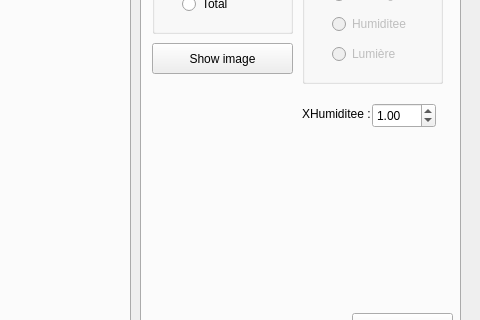
Old version of the form mainwindow.ui in the repository Benji6974/GeoMod; both pictures show x 550 to 1030 and y 263 to 583 of the 1030 by 776 pixel window.
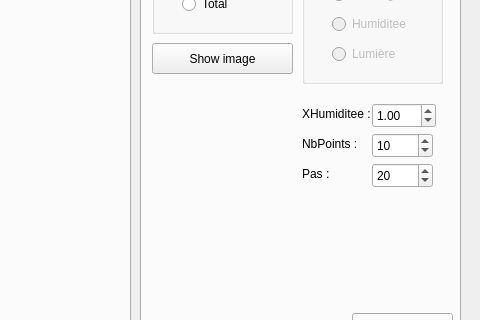
New version of the form. The open tabs and pages were chosen to show the change. Custom widgets are drawn as their Qt base class.

Patch:
```diff
--- a/mainwindow.ui
+++ b/mainwindow.ui
@@ -502,6 +502,58 @@
        <double>1.000000000000000</double>
       </property>
      </widget>
+     <widget class="QLabel" name="label_15">
+      <property name="geometry">
+       <rect>
+        <x>160</x>
+        <y>360</y>
+        <width>71</width>
+        <height>21</height>
+       </rect>
+      </property>
+      <property name="text">
+       <string>NbPoints :</string>
+      </property>
+     </widget>
+     <widget class="QSpinBox" name="nb_points">
+      <property name="geometry">
+       <rect>
+        <x>230</x>
+        <y>360</y>
+        <width>61</width>
+        <height>25</height>
+       </rect>
+      </property>
+      <property name="value">
+       <number>10</number>
+      </property>
+     </widget>
+     <widget class="QSpinBox" name="pas">
+      <property name="geometry">
+       <rect>
+        <x>230</x>
+        <y>390</y>
+        <width>61</width>
+        <height>25</height>
+       </rect>
+      </property>
+      <property name="value">
+       <number>20</number>
+      </property>
+     </widget>
+     <widget class="QLabel" name="label_16">
+      <property name="geometry">
+       <rect>
+        <x>160</x>
+        <y>390</y>
+        <width>71</width>
+        <height>21</height>
+       </rect>
+      </property>
+      <property name="text">
+       <string>Pas :</string>
+      </property>
+     </widget>
     </widget>
     <widget class="QWidget" name="tab_5">
      <attribute name="title">
```
Left out of the diff: 2 changed lines with no effect on the pictures.
